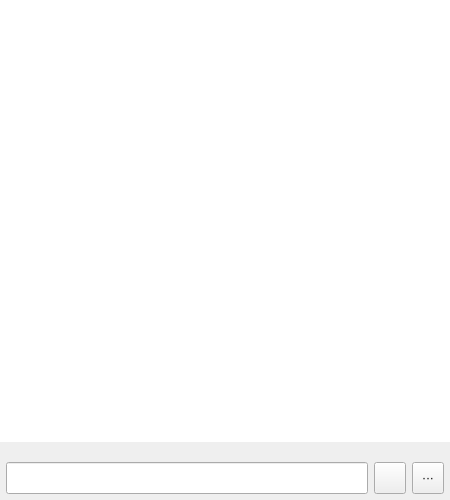
Before: the Qt Designer form source/common/ui/chat_widget.ui in dchapyshev/aspia, drawn with Qt 5.
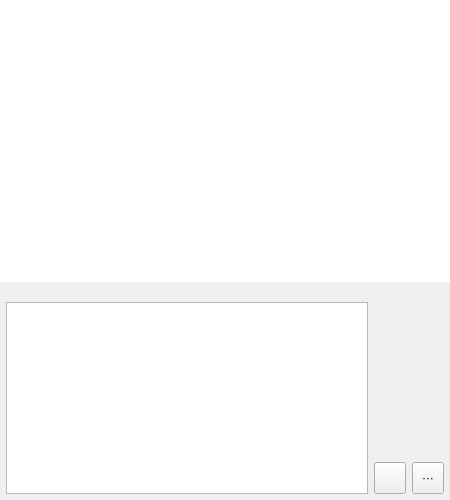
After: the same form once the commit is applied. Icons and pictures are not drawn.

Commit message: Using multi-line edit for input.

Patch:
```diff
--- a/source/common/ui/chat_widget.ui
+++ b/source/common/ui/chat_widget.ui
@@ -113,7 +113,7 @@
       <number>6</number>
      </property>
      <item>
-      <widget class="QLineEdit" name="edit_message">
+      <widget class="QTextEdit" name="edit_message">
        <property name="sizePolicy">
         <sizepolicy hsizetype="Expanding" vsizetype="Preferred">
          <horstretch>0</horstretch>
@@ -126,17 +126,20 @@
          <height>32</height>
         </size>
        </property>
-       <property name="maximumSize">
-        <size>
-         <width>16777215</width>
-         <height>32</height>
-        </size>
-       </property>
        <property name="styleSheet">
         <string notr="true"/>
        </property>
-       <property name="maxLength">
-        <number>2048</number>
+       <property name="verticalScrollBarPolicy">
+        <enum>Qt::ScrollBarAsNeeded</enum>
+       </property>
+       <property name="horizontalScrollBarPolicy">
+        <enum>Qt::ScrollBarAlwaysOff</enum>
+       </property>
+       <property name="tabChangesFocus">
+        <bool>true</bool>
+       </property>
+       <property name="acceptRichText">
+        <bool>false</bool>
        </property>
       </widget>
      </item>
```
The commit also changes 2 other files.
